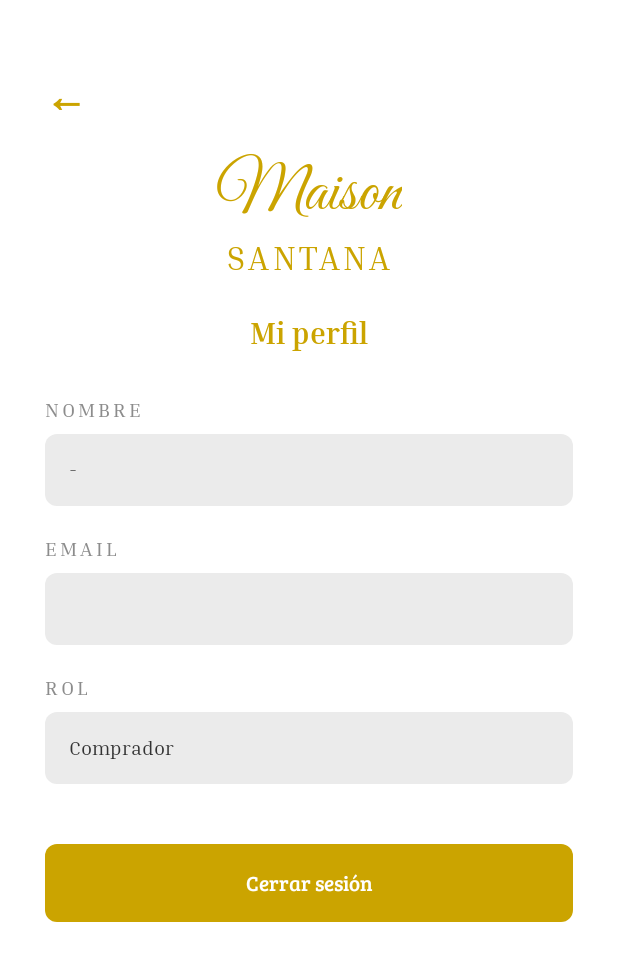
After one commit to juliethsantana3142-ops/MaisonSantana, an Android app: the PerfilActivity screen opened directly, with no data from a screen before it, on a phone screen of 412 x 824 dp. The commit adds this screen. Shown: the top 961 px of the screen. Run offline under Robolectric (Android 15) with nearby library versions, the phone set to English and light mode, and no system bars.

Commit message:
Perfil de usuario

```diff
--- a/app/src/main/AndroidManifest.xml
+++ b/app/src/main/AndroidManifest.xml
@@ -29,6 +29,7 @@
         <activity android:name=".DetalleActivity" android:exported="false" />
         <activity android:name=".CarritoActivity" android:exported="false" />
         <activity android:name=".PagoActivity" android:exported="false" />
+        <activity android:name=".PerfilActivity" android:exported="false" />
         <activity android:name=".VendedorActivity" android:exported="false" />
         <activity android:name=".AdminActivity" android:exported="false" />
 
--- a/app/src/main/java/com/maisonsantana/app/DetalleActivity.kt
+++ b/app/src/main/java/com/maisonsantana/app/DetalleActivity.kt
@@ -62,8 +62,7 @@ class DetalleActivity : AppCompatActivity() {
             startActivity(Intent(this, CarritoActivity::class.java))
         }
         findViewById<TextView>(R.id.navProfile).setOnClickListener {
-            startActivity(Intent(this, MainActivity::class.java))
-            finishAffinity()
+            startActivity(Intent(this, PerfilActivity::class.java))
         }
     }
 }
--- a/app/src/main/java/com/maisonsantana/app/InicioActivity.kt
+++ b/app/src/main/java/com/maisonsantana/app/InicioActivity.kt
@@ -38,8 +38,7 @@ class InicioActivity : AppCompatActivity() {
             startActivity(Intent(this, CarritoActivity::class.java))
         }
         findViewById<TextView>(R.id.navProfile).setOnClickListener {
-            startActivity(Intent(this, MainActivity::class.java))
-            finish()
+            startActivity(Intent(this, PerfilActivity::class.java))
         }
     }
 
--- a/app/src/main/java/com/maisonsantana/app/MainActivity.kt
+++ b/app/src/main/java/com/maisonsantana/app/MainActivity.kt
@@ -41,6 +41,9 @@ class MainActivity : AppCompatActivity() {
                 return@setOnClickListener
             }
 
+            getSharedPreferences("sesion", Context.MODE_PRIVATE)
+                .edit().putString("correo", correo).apply()
+
             val destino = when (prefs.getString("rol_$correo", "Comprador")) {
                 "Administrador" -> AdminActivity::class.java
                 "Vendedor" -> VendedorActivity::class.java
@@ -55,7 +58,6 @@ class MainActivity : AppCompatActivity() {
         }
 
         findViewById<Button>(R.id.tvRecuperar).setOnClickListener {
-            Toast.makeText(this, "Abriendo recuperar...", Toast.LENGTH_SHORT).show()
             startActivity(Intent(this, RecuperarActivity::class.java))
         }
     }
--- /dev/null
+++ b/app/src/main/java/com/maisonsantana/app/PerfilActivity.kt
@@ -0,0 +1,33 @@
+package com.maisonsantana.app
+
+import android.content.Context
+import android.content.Intent
+import android.os.Bundle
+import android.widget.Button
+import android.widget.TextView
+import androidx.appcompat.app.AppCompatActivity
+
+class PerfilActivity : AppCompatActivity() {
+    override fun onCreate(savedInstanceState: Bundle?) {
+        super.onCreate(savedInstanceState)
+        setContentView(R.layout.activity_perfil)
+
+        val correo = getSharedPreferences("sesion", Context.MODE_PRIVATE)
+            .getString("correo", "") ?: ""
+        val usuarios = getSharedPreferences("usuarios", Context.MODE_PRIVATE)
+
+        findViewById<TextView>(R.id.tvPerfilNombre).text =
+            usuarios.getString("nombre_$correo", "-")
+        findViewById<TextView>(R.id.tvPerfilCorreo).text = correo
+        findViewById<TextView>(R.id.tvPerfilRol).text =
+            usuarios.getString("rol_$correo", "Comprador")
+
+        findViewById<TextView>(R.id.btnVolverPerfil).setOnClickListener { finish() }
+
+        findViewById<Button>(R.id.btnCerrarSesion).setOnClickListener {
+            getSharedPreferences("sesion", Context.MODE_PRIVATE).edit().clear().apply()
+            startActivity(Intent(this, MainActivity::class.java))
+            finishAffinity()
+        }
+    }
+}
--- /dev/null
+++ b/app/src/main/res/layout/activity_perfil.xml
@@ -0,0 +1,141 @@
+<?xml version="1.0" encoding="utf-8"?>
+<ScrollView xmlns:android="http://schemas.android.com/apk/res/android"
+    android:layout_width="match_parent"
+    android:layout_height="match_parent"
+    android:background="@color/white"
+    android:fillViewport="true">
+
+    <LinearLayout
+        android:layout_width="match_parent"
+        android:layout_height="wrap_content"
+        android:orientation="vertical"
+        android:paddingStart="30dp"
+        android:paddingEnd="30dp">
+
+        <TextView
+            android:id="@+id/btnVolverPerfil"
+            android:layout_width="48dp"
+            android:layout_height="48dp"
+            android:layout_marginTop="40dp"
+            android:gravity="center_vertical"
+            android:text="←"
+            android:textColor="@color/gold"
+            android:textSize="28sp"
+            android:textStyle="bold" />
+
+        <TextView
+            android:layout_width="wrap_content"
+            android:layout_height="wrap_content"
+            android:layout_gravity="center_horizontal"
+            android:fontFamily="@font/great_vibes"
+            android:text="Maison"
+            android:textColor="@color/gold"
+            android:textSize="44sp" />
+
+        <TextView
+            android:layout_width="wrap_content"
+            android:layout_height="wrap_content"
+            android:layout_gravity="center_horizontal"
+            android:layout_marginTop="-6dp"
+            android:fontFamily="@font/inria_serif_regular"
+            android:letterSpacing="0.1"
+            android:text="SANTANA"
+            android:textColor="@color/gold"
+            android:textSize="22sp" />
+
+        <TextView
+            android:layout_width="wrap_content"
+            android:layout_height="wrap_content"
+            android:layout_gravity="center_horizontal"
+            android:layout_marginTop="24dp"
+            android:fontFamily="@font/inria_serif_bold"
+            android:text="Mi perfil"
+            android:textColor="@color/gold"
+            android:textSize="20sp" />
+
+        <TextView
+            android:layout_width="wrap_content"
+            android:layout_height="wrap_content"
+            android:layout_marginTop="30dp"
+            android:fontFamily="@font/inria_serif_regular"
+            android:letterSpacing="0.15"
+            android:text="NOMBRE"
+            android:textColor="@color/text_muted"
+            android:textSize="13sp" />
+
+        <TextView
+            android:id="@+id/tvPerfilNombre"
+            android:layout_width="match_parent"
+            android:layout_height="48dp"
+            android:layout_marginTop="8dp"
+            android:background="@drawable/bg_input"
+            android:fontFamily="@font/inria_serif_regular"
+            android:gravity="center_vertical"
+            android:paddingStart="16dp"
+            android:textColor="@color/text_dark"
+            android:textSize="13sp" />
+
+        <TextView
+            android:layout_width="wrap_content"
+            android:layout_height="wrap_content"
+            android:layout_marginTop="20dp"
+            android:fontFamily="@font/inria_serif_regular"
+            android:letterSpacing="0.15"
+            android:text="EMAIL"
+            android:textColor="@color/text_muted"
+            android:textSize="13sp" />
+
+        <TextView
+            android:id="@+id/tvPerfilCorreo"
+            android:layout_width="match_parent"
+            android:layout_height="48dp"
+            android:layout_marginTop="8dp"
+            android:background="@drawable/bg_input"
+            android:fontFamily="@font/inria_serif_regular"
+            android:gravity="center_vertical"
+            android:paddingStart="16dp"
+            android:textColor="@color/text_dark"
+            android:textSize="13sp" />
+
+        <TextView
+            android:layout_width="wrap_content"
+            android:layout_height="wrap_content"
+            android:layout_marginTop="20dp"
+            android:fontFamily="@font/inria_serif_regular"
+            android:letterSpacing="0.15"
+            android:text="ROL"
+            android:textColor="@color/text_muted"
+            android:textSize="13sp" />
+
+        <TextView
+            android:id="@+id/tvPerfilRol"
+            android:layout_width="match_parent"
+            android:layout_height="48dp"
+            android:layout_marginTop="8dp"
+            android:background="@drawable/bg_input"
+            android:fontFamily="@font/inria_serif_regular"
+            android:gravity="center_vertical"
+            android:paddingStart="16dp"
+            android:textColor="@color/text_dark"
+            android:textSize="13sp" />
+
+        <Button
+            android:id="@+id/btnCerrarSesion"
+            android:layout_width="match_parent"
+            android:layout_height="52dp"
+            android:layout_marginTop="40dp"
+            android:background="@drawable/bg_button_gold"
+            android:backgroundTint="@null"
+            android:fontFamily="@font/bree_serif"
+            android:stateListAnimator="@null"
+            android:text="Cerrar sesión"
+            android:textAllCaps="false"
+            android:textColor="@color/white"
+            android:textSize="14sp" />
+
+        <View
+            android:layout_width="match_parent"
+            android:layout_height="30dp" />
+
+    </LinearLayout>
+</ScrollView>
```
